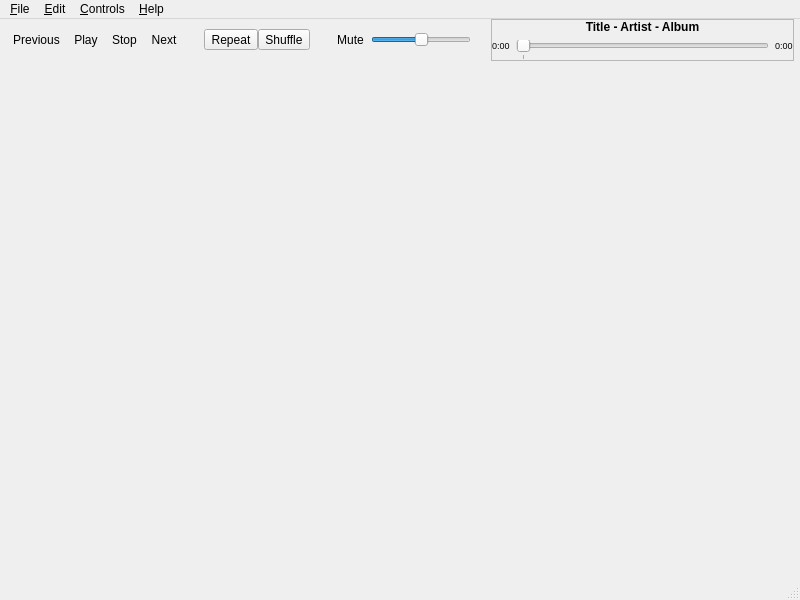
isuhao/TMediaPlayer, file Form/TMediaPlayer.ui: the form before one commit.
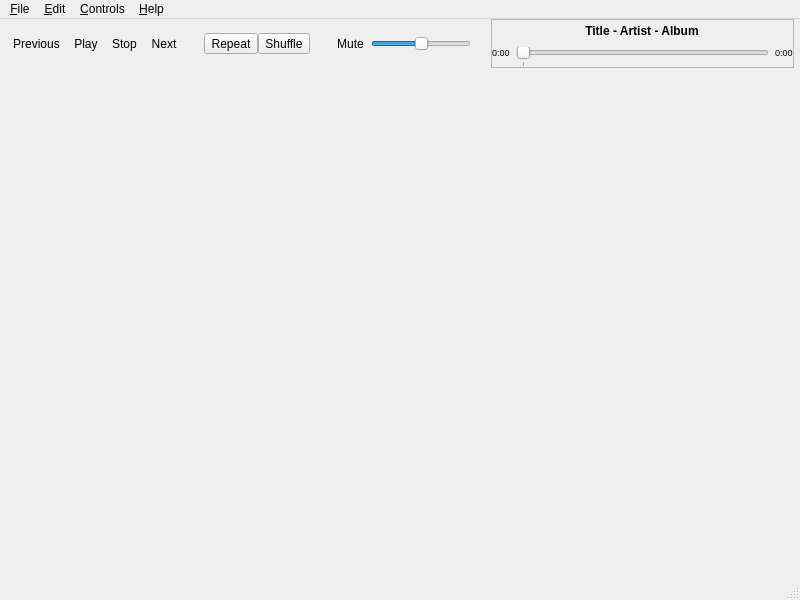
The form after the commit. Icons and pictures are not drawn.

```diff
--- a/Form/TMediaPlayer.ui
+++ b/Form/TMediaPlayer.ui
@@ -231,7 +231,7 @@
          <property name="margin">
           <number>0</number>
          </property>
-         <item row="1" column="2">
+         <item row="2" column="2">
           <widget class="QLabel" name="lblTime">
            <property name="font">
             <font>
@@ -246,7 +246,7 @@
            </property>
           </widget>
          </item>
-         <item row="1" column="1">
+         <item row="2" column="1">
           <widget class="QSlider" name="sliderPosition">
            <property name="maximum">
             <number>1000</number>
@@ -268,7 +268,7 @@
            </property>
           </widget>
          </item>
-         <item row="1" column="0">
+         <item row="2" column="0">
           <widget class="QLabel" name="lblPosition">
            <property name="font">
             <font>
@@ -283,20 +283,22 @@
            </property>
           </widget>
          </item>
-         <item row="0" column="1">
-          <widget class="QLabel" name="label">
+         <item row="0" column="1" alignment="Qt::AlignHCenter">
+          <widget class="QToolButton" name="songInfos">
            <property name="font">
             <font>
              <weight>75</weight>
              <bold>true</bold>
-             <strikeout>false</strikeout>
             </font>
            </property>
            <property name="text">
             <string notr="true">Title - Artist - Album</string>
            </property>
-           <property name="alignment">
-            <set>Qt::AlignCenter</set>
+           <property name="toolButtonStyle">
+            <enum>Qt::ToolButtonTextOnly</enum>
+           </property>
+           <property name="autoRaise">
+            <bool>true</bool>
            </property>
           </widget>
          </item>
```
Left out of the diff: 4 changed lines with no effect on the pictures.
